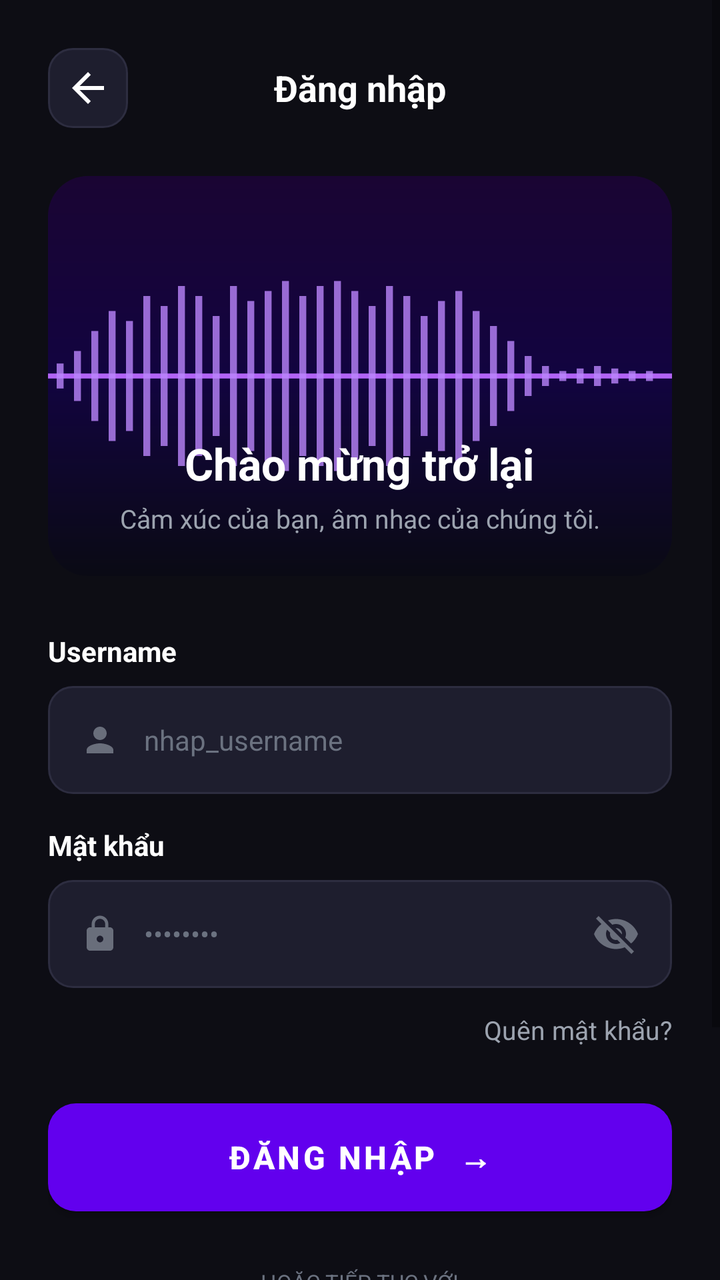
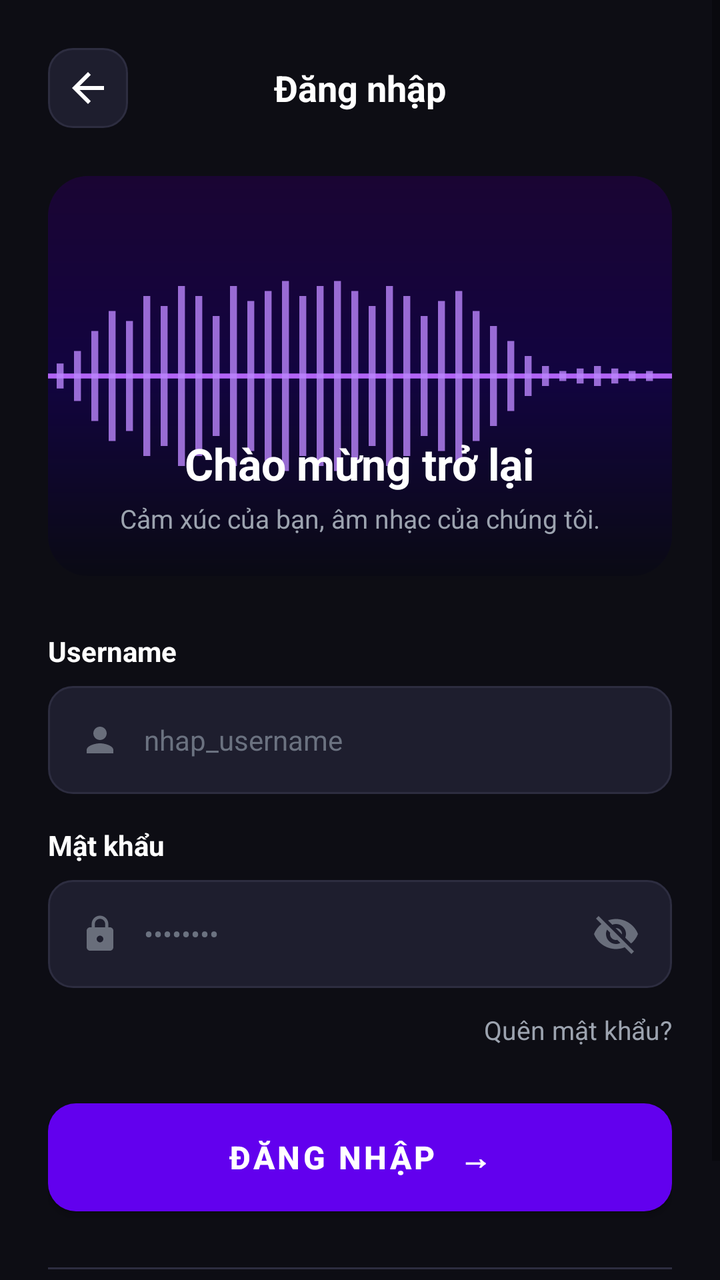

Two renders of the same Android screen: before a commit and after it. Below are the layout's source before the change and the commit's diff.
<!-- AndroidManifest.xml: application theme Theme.MusicApp -->
<!-- res/layout/activity_login.xml -->
<?xml version="1.0" encoding="utf-8"?>
<ScrollView xmlns:android="http://schemas.android.com/apk/res/android"
    android:layout_width="match_parent"
    android:layout_height="match_parent"
    android:background="@color/bg_dark"
    android:fillViewport="true">

    <LinearLayout
        android:layout_width="match_parent"
        android:layout_height="wrap_content"
        android:orientation="vertical"
        android:paddingStart="24dp"
        android:paddingEnd="24dp"
        android:paddingTop="16dp"
        android:paddingBottom="32dp">

        
        <RelativeLayout
            android:layout_width="match_parent"
            android:layout_height="56dp"
            android:layout_marginBottom="16dp">

            <ImageButton
                android:id="@+id/btnBack"
                android:layout_width="40dp"
                android:layout_height="40dp"
                android:layout_centerVertical="true"
                android:background="@drawable/bg_input_field"
                android:src="@drawable/ic_back"
                android:padding="8dp"
                android:contentDescription="Quay lại" />

            <TextView
                android:layout_width="wrap_content"
                android:layout_height="wrap_content"
                android:layout_centerInParent="true"
                android:text="Đăng nhập"
                android:textColor="@color/text_primary"
                android:textSize="18sp"
                android:textStyle="bold" />
        </RelativeLayout>

        
        <FrameLayout
            android:layout_width="match_parent"
            android:layout_height="200dp"
            android:background="@drawable/bg_waveform_header"
            android:layout_marginBottom="28dp">

            <ImageView
                android:layout_width="match_parent"
                android:layout_height="100dp"
                android:layout_gravity="center"
                android:src="@drawable/ic_waveform"
                android:scaleType="fitXY" />

            <LinearLayout
                android:layout_width="match_parent"
                android:layout_height="wrap_content"
                android:layout_gravity="bottom"
                android:orientation="vertical"
                android:gravity="center"
                android:paddingBottom="20dp">

                <TextView
                    android:layout_width="wrap_content"
                    android:layout_height="wrap_content"
                    android:text="Chào mừng trở lại"
                    android:textColor="@color/text_primary"
                    android:textSize="22sp"
                    android:textStyle="bold" />

                <TextView
                    android:layout_width="wrap_content"
                    android:layout_height="wrap_content"
                    android:text="Cảm xúc của bạn, âm nhạc của chúng tôi."
                    android:textColor="@color/text_secondary"
                    android:textSize="13sp"
                    android:layout_marginTop="4dp" />
            </LinearLayout>
        </FrameLayout>

        
        <TextView
            android:layout_width="wrap_content"
            android:layout_height="wrap_content"
            android:text="Username"
            android:textColor="@color/text_primary"
            android:textSize="14sp"
            android:textStyle="bold"
            android:layout_marginBottom="8dp" />

        
        <LinearLayout
            android:layout_width="match_parent"
            android:layout_height="54dp"
            android:background="@drawable/bg_input_field"
            android:orientation="horizontal"
            android:gravity="center_vertical"
            android:paddingStart="16dp"
            android:paddingEnd="16dp"
            android:layout_marginBottom="16dp">

            <ImageView
                android:layout_width="20dp"
                android:layout_height="20dp"
                android:src="@drawable/ic_person"
                android:alpha="0.6"
                android:contentDescription="Username icon" />

            <EditText
                android:id="@+id/editTextEmail"
                android:layout_width="0dp"
                android:layout_height="match_parent"
                android:layout_weight="1"
                android:layout_marginStart="12dp"
                android:background="@android:color/transparent"
                android:hint="nhap_username"
        android:textColorHint="@color/text_hint"
                android:textColor="@color/text_primary"
                android:textSize="14sp"
                android:inputType="text"
                android:maxLines="1"
                android:imeOptions="actionNext" />
        </LinearLayout>

        
        <TextView
            android:layout_width="wrap_content"
            android:layout_height="wrap_content"
            android:text="Mật khẩu"
            android:textColor="@color/text_primary"
            android:textSize="14sp"
            android:textStyle="bold"
            android:layout_marginBottom="8dp" />

        
        <LinearLayout
            android:layout_width="match_parent"
            android:layout_height="54dp"
            android:background="@drawable/bg_input_field"
            android:orientation="horizontal"
            android:gravity="center_vertical"
            android:paddingStart="16dp"
            android:paddingEnd="16dp"
            android:layout_marginBottom="8dp">

            <ImageView
                android:layout_width="20dp"
                android:layout_height="20dp"
                android:src="@drawable/ic_lock"
                android:alpha="0.6"
                android:contentDescription="Password icon" />

            <EditText
                android:id="@+id/editTextPassword"
                android:layout_width="0dp"
                android:layout_height="match_parent"
                android:layout_weight="1"
                android:layout_marginStart="12dp"
                android:background="@android:color/transparent"
                android:hint="••••••••"
        android:textColorHint="@color/text_hint"
                android:textColor="@color/text_primary"
                android:textSize="14sp"
                android:inputType="textPassword"
                android:maxLines="1"
                android:imeOptions="actionDone" />

            <ImageButton
                android:id="@+id/btnTogglePassword"
                android:layout_width="24dp"
                android:layout_height="24dp"
                android:background="@android:color/transparent"
                android:src="@drawable/ic_eye_off"
                android:alpha="0.6"
                android:contentDescription="Hiển thị mật khẩu" />
        </LinearLayout>

        
        <TextView
            android:id="@+id/tvForgotPassword"
            android:layout_width="match_parent"
            android:layout_height="wrap_content"
            android:text="Quên mật khẩu?"
            android:textColor="@color/text_secondary"
            android:textSize="13sp"
            android:gravity="end"
            android:paddingTop="4dp"
            android:paddingBottom="4dp"
            android:layout_marginBottom="24dp" />

        
        <Button
            android:id="@+id/buttonLogin"
            android:layout_width="match_parent"
            android:layout_height="54dp"
            android:background="@drawable/bg_button_purple"
            android:text="Đăng nhập  →"
            android:textColor="@color/white"
            android:textSize="16sp"
            android:textStyle="bold"
            android:layout_marginBottom="28dp" />

        
        <LinearLayout
            android:layout_width="match_parent"
            android:layout_height="wrap_content"
            android:orientation="horizontal"
            android:gravity="center_vertical"
            android:layout_marginBottom="20dp">

            <View
                android:layout_width="0dp"
                android:layout_height="1dp"
                android:layout_weight="1"
                android:background="@color/bg_input_border" />

            <TextView
                android:layout_width="wrap_content"
                android:layout_height="wrap_content"
                android:text="HOẶC TIẾP TỤC VỚI"
                android:textColor="@color/text_hint"
                android:textSize="11sp"
                android:paddingStart="12dp"
                android:paddingEnd="12dp" />

            <View
                android:layout_width="0dp"
                android:layout_height="1dp"
                android:layout_weight="1"
                android:background="@color/bg_input_border" />
        </LinearLayout>

        
        <LinearLayout
            android:layout_width="match_parent"
            android:layout_height="wrap_content"
            android:orientation="horizontal"
            android:layout_marginBottom="28dp">

            <Button
                android:id="@+id/btnGoogle"
                android:layout_width="0dp"
                android:layout_height="50dp"
                android:layout_weight="1"
                android:layout_marginEnd="8dp"
                android:background="@drawable/bg_social_button"
                android:text="Google"
                android:textColor="@color/text_primary"
                android:textSize="14sp" />

            <Button
                android:id="@+id/btnApple"
                android:layout_width="0dp"
                android:layout_height="50dp"
                android:layout_weight="1"
                android:layout_marginStart="8dp"
                android:background="@drawable/bg_social_button"
                android:text="iOS  Apple"
                android:textColor="@color/text_primary"
                android:textSize="14sp" />
        </LinearLayout>

        
        <LinearLayout
            android:layout_width="wrap_content"
            android:layout_height="wrap_content"
            android:layout_gravity="center_horizontal"
            android:orientation="horizontal"
            android:gravity="center">

            <TextView
                android:layout_width="wrap_content"
                android:layout_height="wrap_content"
                android:text="Chưa có tài khoản? "
                android:textColor="@color/text_secondary"
                android:textSize="14sp" />

            <TextView
                android:id="@+id/tvRegisterNow"
                android:layout_width="wrap_content"
                android:layout_height="wrap_content"
                android:text="Đăng ký ngay"
                android:textColor="@color/color_primary_purple"
                android:textSize="14sp"
                android:textStyle="bold" />
        </LinearLayout>

    </LinearLayout>
</ScrollView>
<!-- resources referenced by this layout -->
<resources>
  <color name="bg_dark">#0D0D14</color>
  <color name="bg_input_border">#2D2D40</color>
  <color name="color_primary_purple">#7C3AED</color>
  <color name="text_hint">#6B7280</color>
  <color name="text_primary">#FFFFFF</color>
  <color name="text_secondary">#9CA3AF</color>
  <color name="white">#FFFFFFFF</color>
  <!-- drawable bg_button_purple (drawable) -->
  <?xml version="1.0" encoding="utf-8"?>
  <shape xmlns:android="http://schemas.android.com/apk/res/android">
      <gradient
          android:startColor="#7C3AED"
          android:endColor="#9333EA"
          android:angle="0" />
      <corners android:radius="14dp" />
  </shape>
  <!-- drawable bg_input_field (drawable) -->
  <?xml version="1.0" encoding="utf-8"?>
  <shape xmlns:android="http://schemas.android.com/apk/res/android">
      <solid android:color="#1E1E2E" />
      <corners android:radius="12dp" />
      <stroke android:width="1dp" android:color="#2D2D40" />
  </shape>
  <!-- drawable bg_social_button (drawable) -->
  <?xml version="1.0" encoding="utf-8"?>
  <shape xmlns:android="http://schemas.android.com/apk/res/android">
      <solid android:color="#1E1E2E" />
      <corners android:radius="12dp" />
      <stroke android:width="1dp" android:color="#2D2D40" />
  </shape>
  <!-- drawable bg_waveform_header (drawable) -->
  <?xml version="1.0" encoding="utf-8"?>
  <shape xmlns:android="http://schemas.android.com/apk/res/android">
      <gradient
          android:startColor="#1A0533"
          android:centerColor="#120440"
          android:endColor="#0A0A14"
          android:angle="270" />
      <corners android:radius="20dp" />
  </shape>
  <!-- drawable ic_back (drawable) -->
  <?xml version="1.0" encoding="utf-8"?>
  <vector xmlns:android="http://schemas.android.com/apk/res/android"
      android:width="24dp"
      android:height="24dp"
      android:viewportWidth="24"
      android:viewportHeight="24">
      <path
          android:fillColor="#FFFFFF"
          android:pathData="M20,11H7.83l5.59,-5.59L12,4l-8,8 8,8 1.41,-1.41L7.83,13H20v-2z" />
  </vector>
  <!-- drawable ic_lock (drawable) -->
  <?xml version="1.0" encoding="utf-8"?>
  <vector xmlns:android="http://schemas.android.com/apk/res/android"
      android:width="24dp"
      android:height="24dp"
      android:viewportWidth="24"
      android:viewportHeight="24">
      <path
          android:fillColor="#9CA3AF"
          android:pathData="M18,8h-1V6c0,-2.76 -2.24,-5 -5,-5S7,3.24 7,6v2H6c-1.1,0 -2,0.9 -2,2v10c0,1.1 0.9,2 2,2h12c1.1,0 2,-0.9 2,-2V10C20,8.9 19.1,8 18,8zM12,17c-1.1,0 -2,-0.9 -2,-2s0.9,-2 2,-2 2,0.9 2,2S13.1,17 12,17zM15.1,8H8.9V6c0,-1.71 1.39,-3.1 3.1,-3.1 1.71,0 3.1,1.39 3.1,3.1V8z" />
  </vector>
  <!-- drawable ic_person (drawable) -->
  <?xml version="1.0" encoding="utf-8"?>
  <vector xmlns:android="http://schemas.android.com/apk/res/android"
      android:width="24dp"
      android:height="24dp"
      android:viewportWidth="24"
      android:viewportHeight="24">
      <path
          android:fillColor="#9CA3AF"
          android:pathData="M12,12c2.21,0 4,-1.79 4,-4s-1.79,-4 -4,-4 -4,1.79 -4,4 1.79,4 4,4zM12,14c-2.67,0 -8,1.34 -8,4v2h16v-2c0,-2.66 -5.33,-4 -8,-4z" />
  </vector>
  <style name="Theme.MusicApp" parent="Theme.MaterialComponents.DayNight.DarkActionBar">
          <item name="colorPrimary">@color/purple_500</item>
          <item name="colorPrimaryVariant">@color/purple_700</item>
          <item name="colorOnPrimary">@color/white</item>
          <item name="colorSecondary">@color/teal_200</item>
          <item name="colorSecondaryVariant">@color/teal_700</item>
          <item name="colorOnSecondary">@color/black</item>
          <item name="android:statusBarColor">?attr/colorPrimaryVariant</item>
      </style>
  <color name="purple_500">#FF6200EE</color>
  <color name="purple_700">#FF3700B3</color>
  <color name="teal_200">#FF03DAC5</color>
  <color name="teal_700">#FF018786</color>
  <color name="black">#FF000000</color>
  <!-- unchanged entries left out for length: 2 -->
</resources>

<!-- the commit's change to res/layout/activity_login.xml (unified diff, before → after) -->
@@ -216,15 +216,6 @@
                 android:layout_weight="1"
                 android:background="@color/bg_input_border" />
 
-            <TextView
-                android:layout_width="wrap_content"
-                android:layout_height="wrap_content"
-                android:text="HOẶC TIẾP TỤC VỚI"
-                android:textColor="@color/text_hint"
-                android:textSize="11sp"
-                android:paddingStart="12dp"
-                android:paddingEnd="12dp" />
-
             <View
                 android:layout_width="0dp"
                 android:layout_height="1dp"
@@ -233,34 +224,7 @@
         </LinearLayout>
 
         
-        <LinearLayout
-            android:layout_width="match_parent"
-            android:layout_height="wrap_content"
-            android:orientation="horizontal"
-            android:layout_marginBottom="28dp">
-
-            <Button
-                android:id="@+id/btnGoogle"
-                android:layout_width="0dp"
-                android:layout_height="50dp"
-                android:layout_weight="1"
-                android:layout_marginEnd="8dp"
-                android:background="@drawable/bg_social_button"
-                android:text="Google"
-                android:textColor="@color/text_primary"
-                android:textSize="14sp" />
-
-            <Button
-                android:id="@+id/btnApple"
-                android:layout_width="0dp"
-                android:layout_height="50dp"
-                android:layout_weight="1"
-                android:layout_marginStart="8dp"
-                android:background="@drawable/bg_social_button"
-                android:text="iOS  Apple"
-                android:textColor="@color/text_primary"
-                android:textSize="14sp" />
-        </LinearLayout>
+
 
         
         <LinearLayout
<!-- resource entries referenced after the edit -->
@@ -17,13 +17,6 @@
       <corners android:radius="14dp" />
   </shape>
   <!-- drawable bg_input_field (drawable) -->
-  <?xml version="1.0" encoding="utf-8"?>
-  <shape xmlns:android="http://schemas.android.com/apk/res/android">
-      <solid android:color="#1E1E2E" />
-      <corners android:radius="12dp" />
-      <stroke android:width="1dp" android:color="#2D2D40" />
-  </shape>
-  <!-- drawable bg_social_button (drawable) -->
   <?xml version="1.0" encoding="utf-8"?>
   <shape xmlns:android="http://schemas.android.com/apk/res/android">
       <solid android:color="#1E1E2E" />
